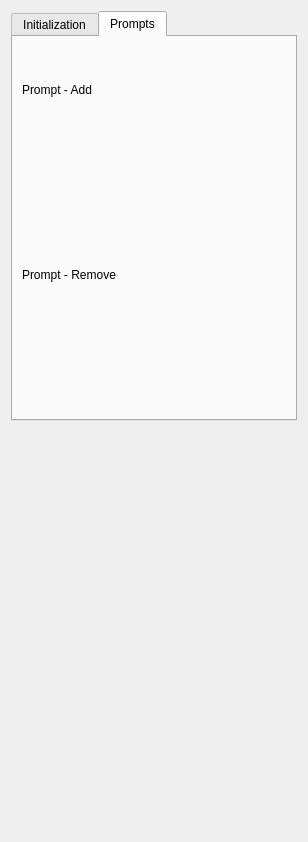
The window that samm/SammBase/Resources/UI/SammBase.ui (bingogome/samm) describes before a commit, drawn with Qt 5.
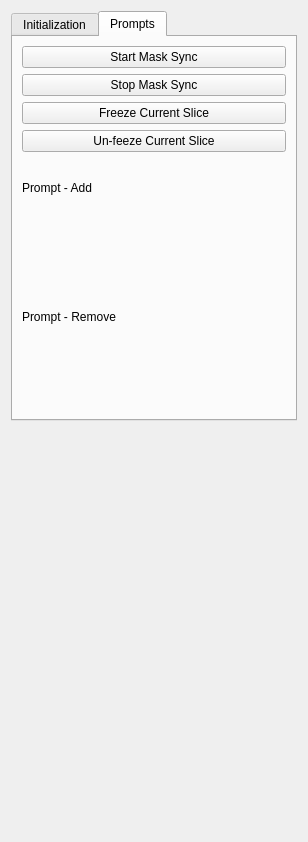
The same window after the commit. The open tabs and pages were chosen to show the change. Custom widgets are drawn as their Qt base class.

Diff of the .ui file:
```diff
--- a/samm/SammBase/Resources/UI/SammBase.ui
+++ b/samm/SammBase/Resources/UI/SammBase.ui
@@ -97,20 +97,6 @@
          </property>
         </widget>
        </item>
-       <item>
-        <widget class="QPushButton" name="pushStartMaskSync">
-         <property name="text">
-          <string>Start Mask Sync</string>
-         </property>
-        </widget>
-       </item>
-       <item>
-        <widget class="QPushButton" name="pushStopMaskSync">
-         <property name="text">
-          <string>Stop Mask Sync</string>
-         </property>
-        </widget>
-       </item>
        <item>
         <spacer name="verticalSpacer_2">
          <property name="orientation">
@@ -131,6 +117,34 @@
        <string>Prompts</string>
       </attribute>
       <layout class="QVBoxLayout" name="verticalLayout_3">
+       <item>
+        <widget class="QPushButton" name="pushStartMaskSync">
+         <property name="text">
+          <string>Start Mask Sync</string>
+         </property>
+        </widget>
+       </item>
+       <item>
+        <widget class="QPushButton" name="pushStopMaskSync">
+         <property name="text">
+          <string>Stop Mask Sync</string>
+         </property>
+        </widget>
+       </item>
+       <item>
+        <widget class="QPushButton" name="pushFreezeSlice">
+         <property name="text">
+          <string>Freeze Current Slice</string>
+         </property>
+        </widget>
+       </item>
+       <item>
+        <widget class="QPushButton" name="pushUnfreezeSlice">
+         <property name="text">
+          <string>Un-feeze Current Slice</string>
+         </property>
+        </widget>
+       </item>
        <item>
         <widget class="QLabel" name="label_3">
          <property name="minimumSize">
```
Left out of the diff: 6 changed lines with no effect on the pictures.
